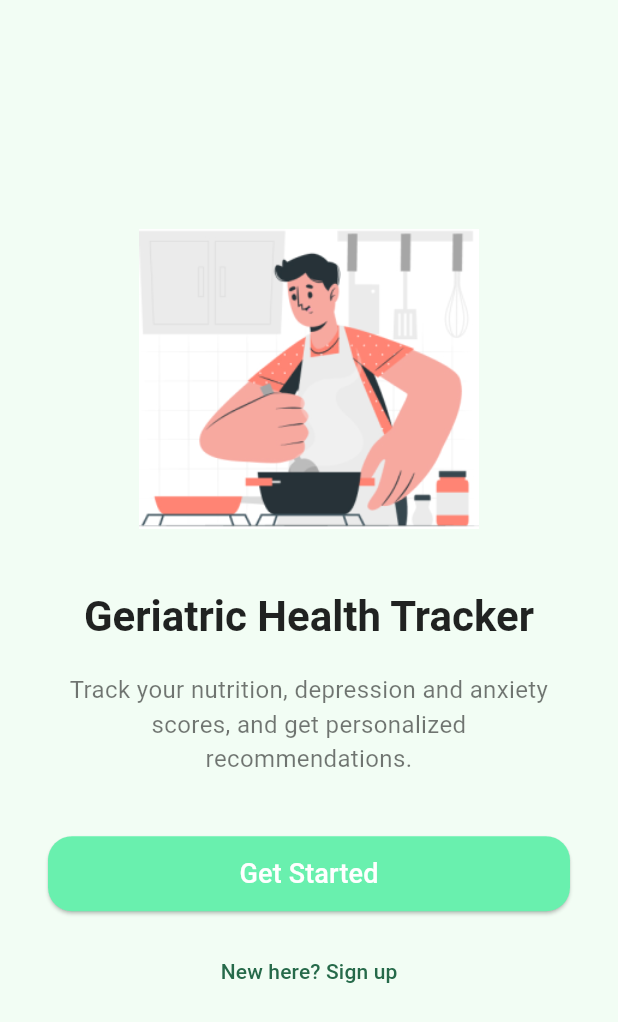
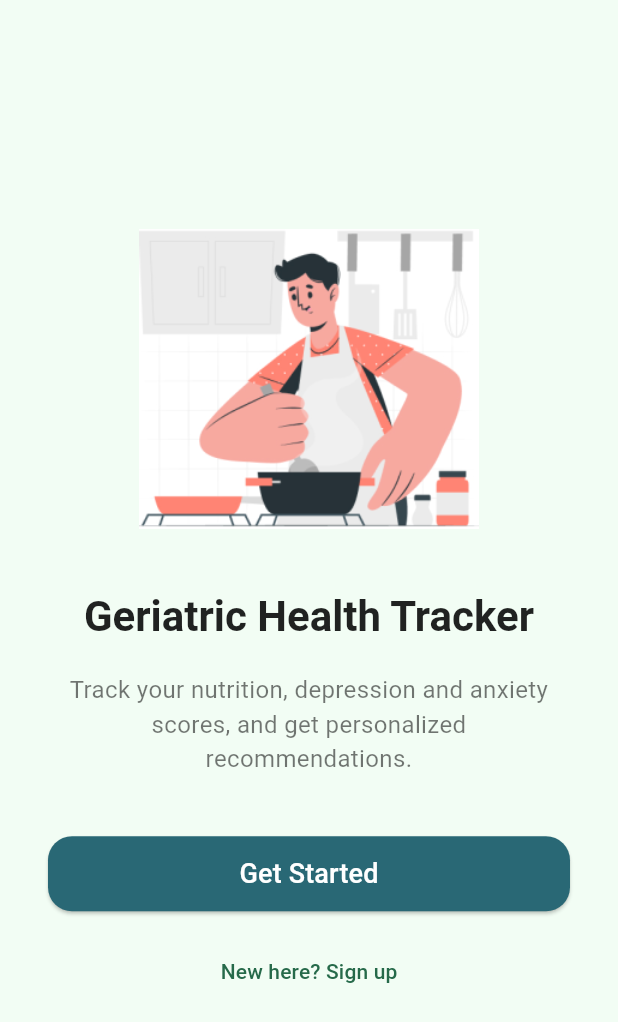
Before and after one commit to Jahnavibs03/geriatric_diet_recommendation, a Flutter app: the screen it shows after launch, on a phone screen of 412 x 824 dp. Shown: the top 1022 px of the screen. Run offline on Flutter 3.47's test engine with Material 3 defaults, Android fonts, the phone set to English and light mode, and no system bars; our stand-ins replace hive, hive_flutter; accounts and stored records are empty.

Commit message:
colorchange

```diff
--- a/lib/home_loggedin.dart
+++ b/lib/home_loggedin.dart
@@ -41,7 +41,7 @@ class HomeLoggedIn extends StatelessWidget {
                 title: 'Previous Diet Recommendation',
                 icon: Icons.restaurant_menu,
                 route: '/diet',
-                color:  Colors.greenAccent,
+                color:  const Color.fromARGB(255, 41, 104, 117),
               ),
             ],
           ),
--- a/lib/main.dart
+++ b/lib/main.dart
@@ -72,7 +72,7 @@ class HomePage extends StatelessWidget {
                 const SizedBox(height: 40),
                 ElevatedButton(
                   style: ElevatedButton.styleFrom(
-                    backgroundColor: Colors.greenAccent,
+                    backgroundColor:  const Color.fromARGB(255, 41, 104, 117),
                     minimumSize: Size(double.infinity, 50),
                     shape: RoundedRectangleBorder(
                       borderRadius: BorderRadius.circular(16),
```
Also changed, not shown: 13 other files.
